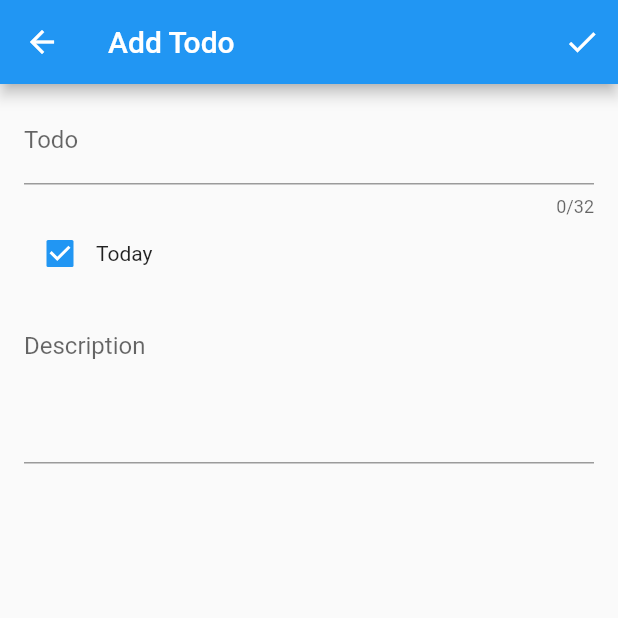
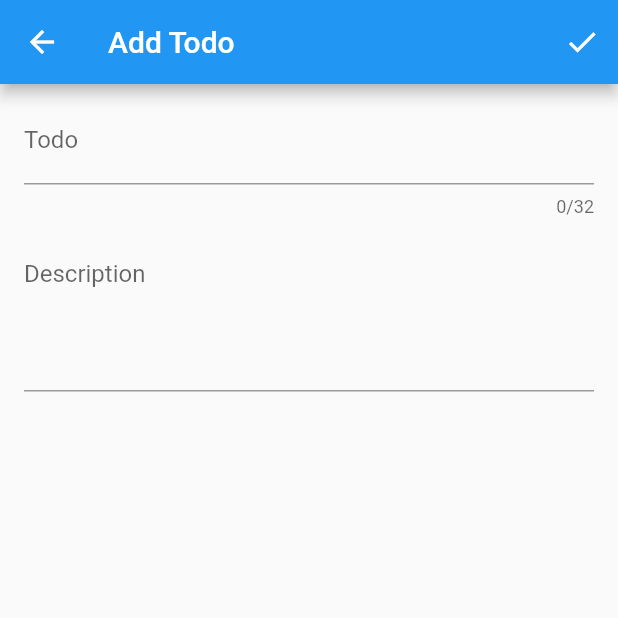
Before and after one commit to SaravanaWorkspaces/todos, a Flutter app: the screen it shows after launch, after a tap on the "add" icon, on a phone screen of 412 x 824 dp, the top half of it. Run offline on Flutter 3.47's test engine with Material 2 defaults, Android fonts, the phone set to English and light mode, and no system bars; our stand-ins replace equatable, flutter_bloc, sqflite; accounts and stored records are empty.

Commit message:
Remove today flag and add complete todo flag

```diff
--- a/lib/db/db_helper.dart
+++ b/lib/db/db_helper.dart
@@ -29,7 +29,7 @@ class DatabaseHelper {
   Future _onCreate(Database db, int version) async {
     await db.execute(
         'CREATE TABLE $TABLE_TODO (${TodoFields.ID} $intTypeAutoInc, ${TodoFields.TODO} $typeText,' +
-            '${TodoFields.DESC} $typeText, ${TodoFields.TODAY} $typeText, ${TodoFields.CREATEDTS} $typeNumber, ${TodoFields.MODIFIEDTS} $typeNumber)');
+            '${TodoFields.DESC} $typeText, ${TodoFields.COMPLETED} $typeText, ${TodoFields.CREATEDTS} $typeNumber, ${TodoFields.MODIFIEDTS} $typeNumber)');
   }
 
   Future<void> insertTodo(Todo todo) async {
@@ -64,12 +64,12 @@ class DatabaseHelper {
     }
   }
 
-  Future<int> updateTodo(int id, int modifiedTs, [String? todo, String? desc, bool? isToday]) async {
+  Future<int> updateTodo(int id, int modifiedTs, [String? todo, String? desc, bool? completed]) async {
     String whereString = '${TodoFields.ID} = ?';
     Map<String, dynamic> row = {};
     if(todo != null) row[TodoFields.TODO] = todo;
     if(desc != null) row[TodoFields.DESC] = desc;
-    if(isToday != null) row[TodoFields.TODAY] = isToday.toString();
+    if(completed != null) row[TodoFields.COMPLETED] = completed.toString();
     row[TodoFields.MODIFIEDTS] = modifiedTs;
 
     try {
--- a/lib/model/todo.dart
+++ b/lib/model/todo.dart
@@ -3,33 +3,33 @@ import 'package:equatable/equatable.dart';
 class TodoFields {
   static const String ID = "id";
   static const String TODO = "todo";
-  static const String TODAY = "today";
   static const String DESC = "desc";
   static const String CREATEDTS = "createdTs";
   static const String MODIFIEDTS = "modifiedTs";
+  static const String COMPLETED = "completed";
 }
 
 class Todo extends Equatable {
   final int? id;
   final String todo;
-  final bool today;
   final String desc;
   final int createdTs;
   final int modifiedTs;
+  final bool completed;
 
-  const Todo({this.id, required this.todo, required this.today, required this.desc,
-  required this.createdTs, required this.modifiedTs});
+  const Todo({this.id, required this.todo, required this.desc,
+  required this.createdTs, required this.modifiedTs, required this.completed});
 
   @override
-  List<Object?> get props => [id, todo, today, desc, createdTs, modifiedTs];
+  List<Object?> get props => [id, todo, desc, createdTs, modifiedTs];
 
   Map<String, Object?> toMap() {
      var map = <String, Object?> {
       TodoFields.TODO  : todo,
-      TodoFields.TODAY : today == true ? "true" : "false",
       TodoFields.DESC  : desc,
       TodoFields.CREATEDTS  : createdTs,
       TodoFields.MODIFIEDTS  : modifiedTs,
+      TodoFields.COMPLETED : completed ? "true" : false
      };
      return map;
   }
@@ -37,8 +37,8 @@ class Todo extends Equatable {
   static Todo fromMap(Map<String, Object?> map) => Todo(
     id: map[TodoFields.ID] as int,
     todo : map[TodoFields.TODO] as String,
-    today: map[TodoFields.TODAY] as String == "true" ? true : false,
     desc:map[TodoFields.DESC] as String,
     createdTs : map[TodoFields.CREATEDTS] as int,
-    modifiedTs: map[TodoFields.MODIFIEDTS] as int);
+    modifiedTs: map[TodoFields.MODIFIEDTS] as int,
+    completed: map[TodoFields.COMPLETED] as String == "true" ? true : false);
 }
--- a/lib/todo/add_edit_todo_screen.dart
+++ b/lib/todo/add_edit_todo_screen.dart
@@ -34,7 +34,7 @@ class AddEditPage extends StatefulWidget {
 
 class _AddEditPageState extends State<AddEditPage> {
   bool editTodo = false;
-  bool isTodayChecked = true;
+  bool isCompleted = false;
   final _formKey = GlobalKey<FormState>();
   final TextEditingController _todoTFFController = TextEditingController();
   final TextEditingController _descTFFController = TextEditingController();
@@ -45,6 +45,7 @@ class _AddEditPageState extends State<AddEditPage> {
       context.read<TodoBloc>().add(GetTodoDetail(widget.todoId!));
     }
     return Scaffold(
+      resizeToAvoidBottomInset : false,
       appBar: AppBar(
         title: const Text(Constants.ADD_EDIT_TODO),
         actionsIconTheme: const IconThemeData(color: Colors.white),
@@ -55,20 +56,19 @@ class _AddEditPageState extends State<AddEditPage> {
                   _formKey.currentState!.validate()) {
                 String todo = _todoTFFController.text;
                 String desc = _descTFFController.text;
-                bool today = isTodayChecked;
                 int createdTs = DateTime.now().millisecondsSinceEpoch;
                 int modifiedTs = DateTime.now().millisecondsSinceEpoch;
+                if (editTodo) {
+                  FocusManager.instance.primaryFocus?.unfocus();
+                  context.read<TodoBloc>().add(EditTodo(
+                      widget.todoId!, modifiedTs, todo, desc, isCompleted));
+                } else {
                   final todoObj = Todo(
                       todo: todo,
-                    today: today,
                       desc: desc,
                       createdTs: createdTs,
-                    modifiedTs: modifiedTs);
-                if (editTodo) {
-                  FocusManager.instance.primaryFocus?.unfocus();
-                  context.read<TodoBloc>().add(
-                      EditTodo(widget.todoId!, modifiedTs, todo, desc, today));
-                } else {
+                      modifiedTs: modifiedTs,
+                      completed: false);
                   FocusManager.instance.primaryFocus?.unfocus();
                   context.read<TodoBloc>().add(AddTodo(todoObj));
                 }
@@ -114,16 +114,12 @@ class _AddEditPageState extends State<AddEditPage> {
               todo = state.todo;
               _todoTFFController.text = todo.todo;
               _descTFFController.text = todo.desc;
-              isTodayChecked = todo.today;
             }
             return Form(
               child: Column(
-              children: [
-                _todoTextFormField(),
-                _todayCheckbox(),
-                _descTextFormField(),
-              ],
-            ));
+                children: [_todoTextFormField(), _bottomViewInsideExpanded()],
+              ),
+            );
           },
         ),
       ),
@@ -143,24 +139,39 @@ class _AddEditPageState extends State<AddEditPage> {
     );
   }
 
-  _todayCheckbox() {
-    return Row(
+  _completeCheckbox() {
+    return Visibility(
+      visible: editTodo,
+      child: Row(
         children: [
           Checkbox(
-            value: isTodayChecked,
+            value: isCompleted,
             onChanged: (changed) {
-              setState(() {
-                isTodayChecked = changed!;
-              });
-            }),
-        const Text(Constants.TODAY)
+              setState(
+                () {
+                  isCompleted = changed!;
+                },
+              );
+            },
+          ),
+          const Text(Constants.COMPLETED)
         ],
+      ),
     );
   }
 
+  _bottomViewInsideExpanded() {
+    return Expanded(
+        child: Column(
+      children: [
+        _descTextFormField(),
+        _completeCheckbox(),
+      ],
+    ));
+  }
+
   _descTextFormField() {
-    return Expanded(
-      child: TextFormField(
+    return TextFormField(
       minLines: 4,
       maxLines: 6,
       controller: _descTFFController,
@@ -171,7 +182,6 @@ class _AddEditPageState extends State<AddEditPage> {
         alignLabelWithHint: true,
       ),
       validator: _inputFieldValidation,
-      ),
     );
   }
 
--- a/lib/todo/bloc/todo_bloc.dart
+++ b/lib/todo/bloc/todo_bloc.dart
@@ -45,7 +45,7 @@ class TodoBloc extends Bloc<TodoEvent, TodoState> {
   void _editTodo(EditTodo event, Emitter<TodoState> emit) async {
     try {
       await DatabaseHelper().updateTodo(
-          event.id, event.modifiedTs, event.todo, event.desc, event.isToday);
+          event.id, event.modifiedTs, event.todo, event.desc, event.isCompleted);
           emit(EditTodoSuccess());
     } catch (e) {
       emit(EditTodoFailed(e.toString()));
--- a/lib/todo/bloc/todo_event.dart
+++ b/lib/todo/bloc/todo_event.dart
@@ -32,9 +32,9 @@ class EditTodo extends TodoEvent {
   final int id;
   final String? todo;
   final String? desc;
-  final bool? isToday;
+  final bool? isCompleted;
   final int modifiedTs;
-  const EditTodo(this.id, this.modifiedTs, [this.todo, this.desc, this.isToday]);
+  const EditTodo(this.id, this.modifiedTs, [this.todo, this.desc, this.isCompleted]);
   @override
   List<Object?> get props => [];
 }
--- a/lib/todo/todo_detail_screen.dart
+++ b/lib/todo/todo_detail_screen.dart
@@ -66,7 +66,7 @@ class _DetailScreenBodyState extends State<DetailScreenBody> {
                 const SizedBox(height: 10),
                 _buildCreatedDateAndStatus(
                     Utility.tsToDate(todo.createdTs, Constants.DATE_FOAMAT_2),
-                    "Completed"),
+                    todo.completed ? Constants.COMPLETED : Constants.PENDING),
                 const SizedBox(height: 10),
                 _buildLabel(Constants.MODIFIED_ON),
                 _buildLabelValue(
--- a/lib/utils/constants.dart
+++ b/lib/utils/constants.dart
@@ -11,7 +11,6 @@ class Constants {
   static const String PURCHASE_TAB_TITLE = "Purchase";
   static const String ADD_EDIT_TODO = "Add Todo";
   static const String ADD_EDIT_PURCHASE = "Add Purchase";
-  static const String TODAY = "Today";
 
   // Add/Edit todo
   static const String TODO_LIST_EMPTY = "TODO list is empty";
@@ -24,5 +23,7 @@ class Constants {
   static const String MODIFIED_ON = "Modified on";
   static const String CREATED_ON = "Created on";
   static const String STATUS = "Status";
+  static const String PENDING = "Pending";
+  static const String COMPLETED = "Completed";
 
 }
```
Also changed, not shown: lib/todo/todo_list_screen.dart (+18 -11 lines), pubspec.lock. Lines whose indentation alone changed are shown as unchanged.
